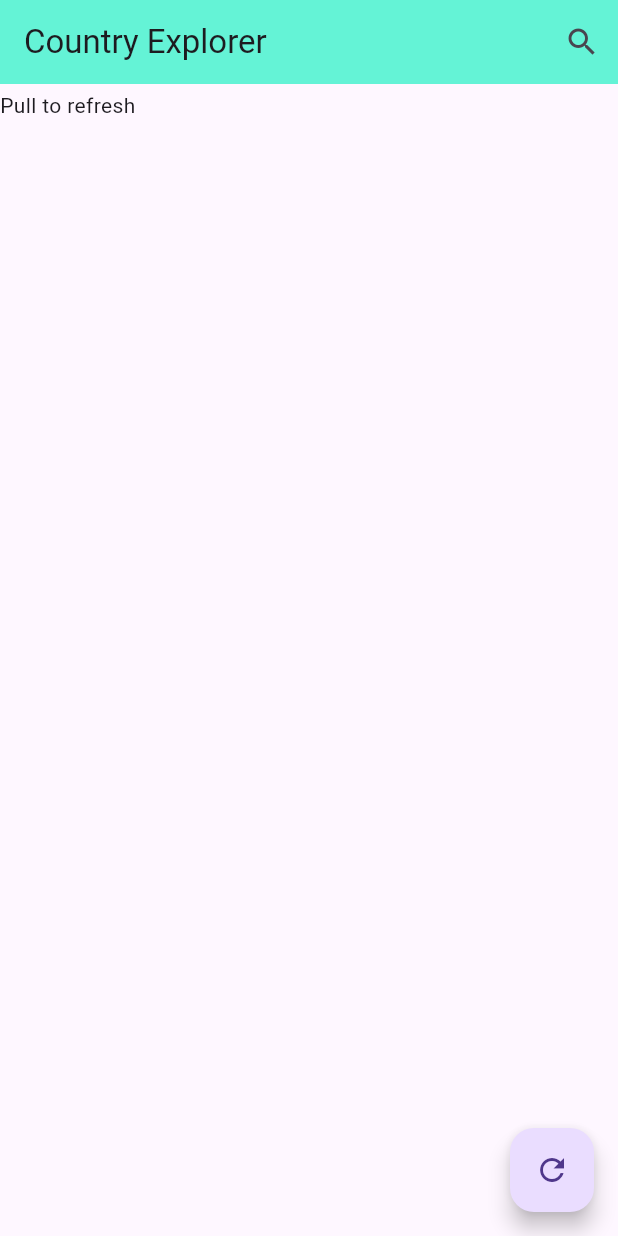
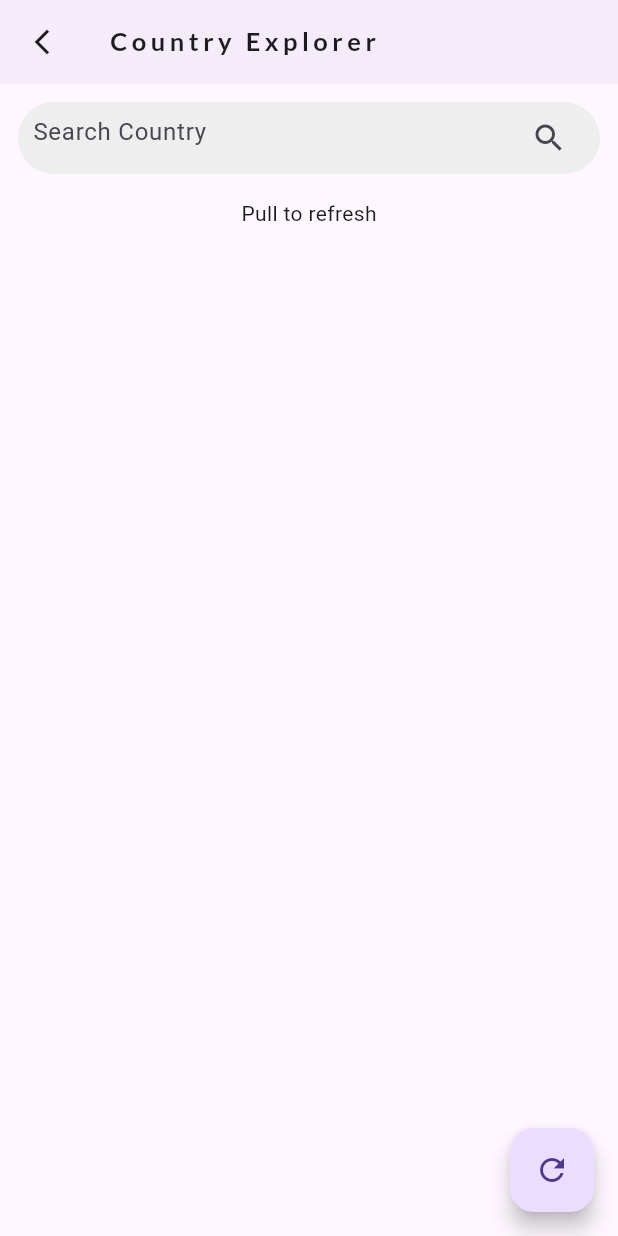
Before and after one commit to talented-vicky/explore_countries_app, a Flutter app: the screen it shows after launch, on a phone screen of 412 x 824 dp. Run offline on Flutter 3.47's test engine with Material 3 defaults, Android fonts, the phone set to English and light mode, and no system bars; our stand-ins replace equatable, flutter_bloc, google_fonts, graphql_flutter.

Commit message:
added search functionality, modified graphql endpoint params, and improved on ui

```diff
--- a/lib/src/blocs/country_cubit.dart
+++ b/lib/src/blocs/country_cubit.dart
@@ -1,3 +1,4 @@
+import 'package:explore_countries_app/src/models/country.dart';
 import 'package:flutter_bloc/flutter_bloc.dart';
 
 import 'package:explore_countries_app/src/blocs/country_state.dart';
@@ -6,6 +7,7 @@ import 'package:explore_countries_app/src/repositories/country_repository.dart';
 // for managing & emitting various country states defined in "CountryState"
 class CountryCubit extends Cubit<CountryState> {
   final CountryRepository repository;
+  List<Country> _allCountries = [];
 
   CountryCubit(this.repository) : super(CountryInit());
 
@@ -14,9 +16,21 @@ class CountryCubit extends Cubit<CountryState> {
 
     try {
       final countries = await repository.fetchCountries();
+      _allCountries = countries;
       emit(CountryLoaded(countries));
     } catch (e) {
       emit(CountryError(msg: e.toString()));
     }
   }
+
+  void searchCountries(String params) {
+    if (state is CountryLoaded) {
+      final filteredCountry = _allCountries
+          .where((country) =>
+              country.name.toLowerCase().contains(params.toLowerCase()))
+          .toList();
+
+      emit(CountryLoaded(filteredCountry));
+    }
+  }
 }
--- a/lib/src/models/country.dart
+++ b/lib/src/models/country.dart
@@ -1,13 +1,42 @@
+class Continent {
+  final String name;
+  final String code;
+
+  Continent({required this.name, required this.code});
+
+  factory Continent.fromJson(Map<String, dynamic> jsonData) {
+    return Continent(
+      name: jsonData['name'],
+      code: jsonData['code'],
+    );
+  }
+}
+
 class Country {
   final String name;
   final String code;
+  final String emoji;
+  final String phone;
+  String? capital;
+  final Continent continent;
 
-  Country({required this.name, required this.code});
+  Country({
+    required this.name,
+    required this.code,
+    required this.emoji,
+    required this.phone,
+    this.capital,
+    required this.continent,
+  });
 
   factory Country.fromJson(Map<String, dynamic> jsonData) {
     return Country(
+      name: jsonData['name'],
+      capital: jsonData['capital'],
       code: jsonData['code'],
-      name: jsonData['name'],
+      emoji: jsonData['emoji'],
+      phone: jsonData['phone'],
+      continent: Continent.fromJson(jsonData['continent']),
     );
   }
 }
--- a/lib/src/screens/countries_screen.dart
+++ b/lib/src/screens/countries_screen.dart
@@ -1,5 +1,9 @@
 import 'package:flutter/material.dart';
 import 'package:flutter_bloc/flutter_bloc.dart';
+import 'package:google_fonts/google_fonts.dart';
+
+import 'package:explore_countries_app/src/widgets/country_widget.dart';
+import 'package:explore_countries_app/src/widgets/search_widget.dart';
 
 import 'package:explore_countries_app/src/blocs/country_cubit.dart';
 import 'package:explore_countries_app/src/blocs/country_state.dart';
@@ -11,37 +15,44 @@ class CountriesScreen extends StatelessWidget {
   Widget build(BuildContext context) {
     return Scaffold(
       appBar: AppBar(
-        title: const Text("Country Explorer"),
-        actions: [
-          IconButton(
-            onPressed: () {},
-            icon: const Icon(Icons.search_sharp),
-          )
-        ],
+        title: Text(
+          "Country Explorer",
+          style: GoogleFonts.lato(
+            fontSize: 17,
+            letterSpacing: 3,
+            fontWeight: FontWeight.bold,
+          ),
+        ),
+        leading: const Icon(Icons.arrow_back_ios_new, size: 20),
         elevation: 2,
-        backgroundColor: Colors.tealAccent,
+        backgroundColor: Colors.transparent,
       ),
       body: RefreshIndicator(
         onRefresh: () async => context.read<CountryCubit>().fetchCountries(),
+        child: Column(children: [
+          const SearchWidget(),
+          Expanded(
             child: BlocBuilder<CountryCubit, CountryState>(
                 // listen for countrystate changes emitted by countrycubit, then rebuild UI
                 builder: (ctxt, state) {
               if (state is CountryLoading) {
-            return ListView(children: const [
+                return ListView(
+                  children: const [
                     Padding(
                         padding: EdgeInsets.all(12),
-                  child: Center(
-                    child: CircularProgressIndicator(),
-                  ))
-            ]);
+                        child: Center(child: CircularProgressIndicator()))
+                  ],
+                );
               } else if (state is CountryLoaded) {
                 return ListView.builder(
                   itemCount: state.countries.length,
                   itemBuilder: (ctxt, ind) {
                     final country = state.countries[ind];
-                return ListTile(
-                  title: Text(country.name),
-                  subtitle: Text(country.code),
+                    return Column(
+                      children: [
+                        CountryWidget(country: country),
+                        const Divider(thickness: 1, height: 0)
+                      ],
                     );
                   },
                 );
@@ -51,19 +62,20 @@ class CountriesScreen extends StatelessWidget {
                   mainAxisAlignment: MainAxisAlignment.center,
                   children: [
                     Text('Error Fetching Countries'),
-                  Text('Please retry!'),
+                    Text('Please retry!')
                   ],
-              ),
-            );
+                ));
               }
               // fallback state
               return ListView(children: const [
                 Padding(
                   padding: EdgeInsets.symmetric(vertical: 4),
-              child: Text('Pull to refresh'),
-            ),
+                  child: Center(child: Text('Pull to refresh')),
+                )
               ]);
             }),
+          )
+        ]),
       ),
       floatingActionButton: FloatingActionButton(
         onPressed: () => context.read<CountryCubit>().fetchCountries(),
--- /dev/null
+++ b/lib/src/widgets/search_widget.dart
@@ -0,0 +1,30 @@
+import 'package:flutter/material.dart';
+import 'package:flutter_bloc/flutter_bloc.dart';
+
+import 'package:explore_countries_app/src/blocs/country_cubit.dart';
+
+class SearchWidget extends StatelessWidget {
+  const SearchWidget({super.key});
+
+  @override
+  Widget build(BuildContext context) {
+    return Padding(
+      padding: const EdgeInsets.all(12),
+      child: Container(
+        padding: const EdgeInsets.symmetric(horizontal: 10),
+        decoration: BoxDecoration(
+          color: Colors.grey.shade200,
+          borderRadius: BorderRadius.circular(25),
+        ),
+        child: TextField(
+          onChanged: (value) =>
+              context.read<CountryCubit>().searchCountries(value),
+          decoration: const InputDecoration(
+              hintText: 'Search Country',
+              suffixIcon: Icon(Icons.search),
+              border: InputBorder.none),
+        ),
+      ),
+    );
+  }
+}
--- a/pubspec.yaml
+++ b/pubspec.yaml
@@ -14,6 +14,7 @@ dependencies:
   flutter_bloc: ^8.1.3
   graphql_flutter: ^5.1.2
   equatable: ^2.0.5
+  google_fonts: ^6.2.1
 
   cupertino_icons: ^1.0.6
 
```
Also changed, not shown: lib/src/repositories/country_repository.dart (+16 -4 lines), lib/src/widgets/country_widget.dart (added, +55 -0 lines), pubspec.lock, 1 other file. Lines whose indentation alone changed are shown as unchanged.
